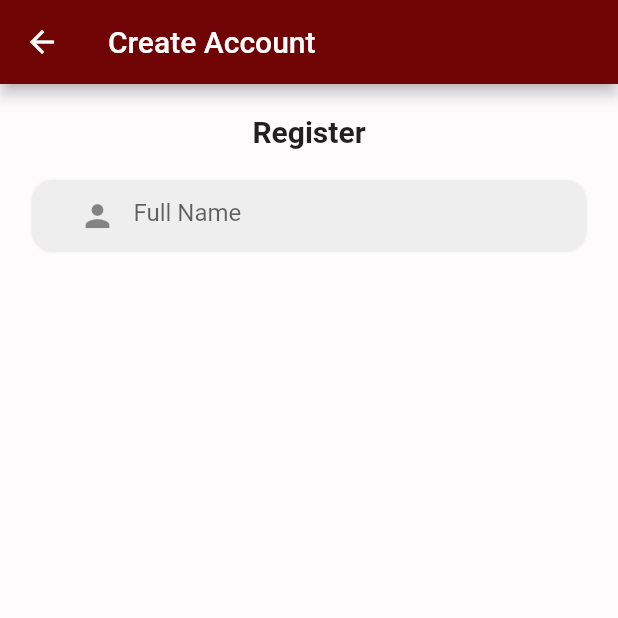
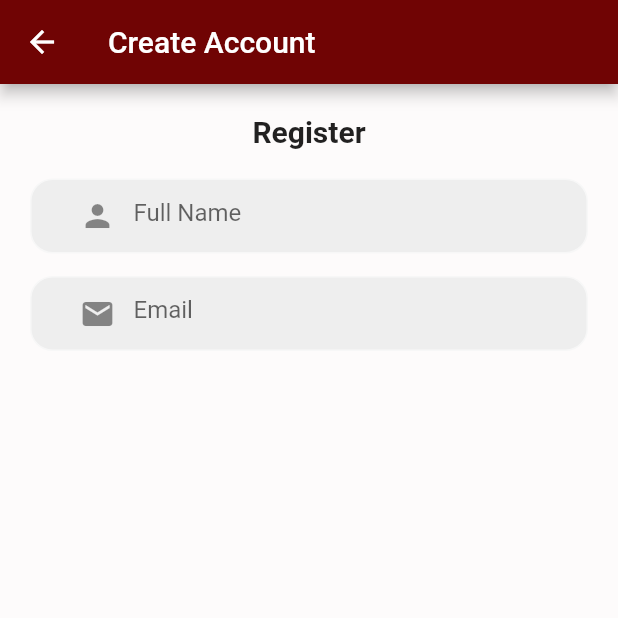
Before and after one commit to MrAnmol08/movielovers, a Flutter app: the screen it shows after launch, on a phone screen of 412 x 824 dp, the top half of it. Run offline on Flutter 3.47's test engine with Material 2 defaults, Android fonts, the phone set to English and light mode, and no system bars; our stand-ins replace google_fonts.

Commit message:
adding email section on register page

```diff
--- a/lib/RegisterPage.dart
+++ b/lib/RegisterPage.dart
@@ -67,7 +67,34 @@
                       ),
                     ),
                   )
-                )
+                ),
+
+               SizedBox(height: 15),
+
+               Padding(
+                  padding: EdgeInsets.symmetric(horizontal: 20),
+                  child: Container(
+                    decoration: BoxDecoration(
+                      color: (Colors.grey[200]),
+                       border: Border.all(color: const Color.fromARGB(255, 247, 247, 247)),
+                        borderRadius: BorderRadius.circular(15),
+                    ),
+
+                    child: Padding(
+                      padding: EdgeInsets.only(left: 20.0),
+                      child: TextField(
+                       keyboardType: TextInputType.emailAddress,
+                        decoration: InputDecoration(
+                          prefixIcon: Icon(Icons.email),
+                          border: InputBorder.none,
+                          hintText: 'Email',
+                        ),
+
+                      ),
+                    ),
+                  )
+                ),
+
 
 
             ]
```
